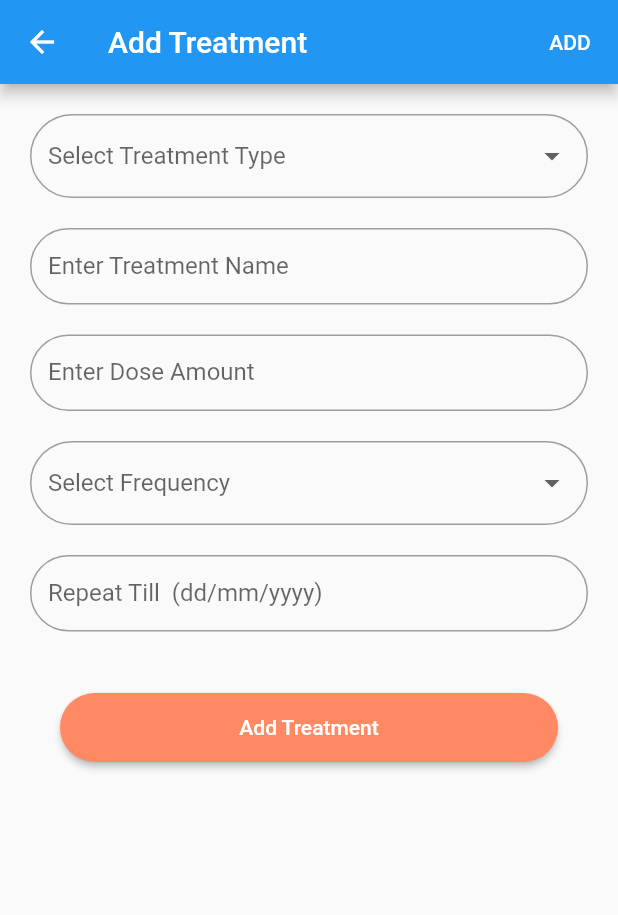
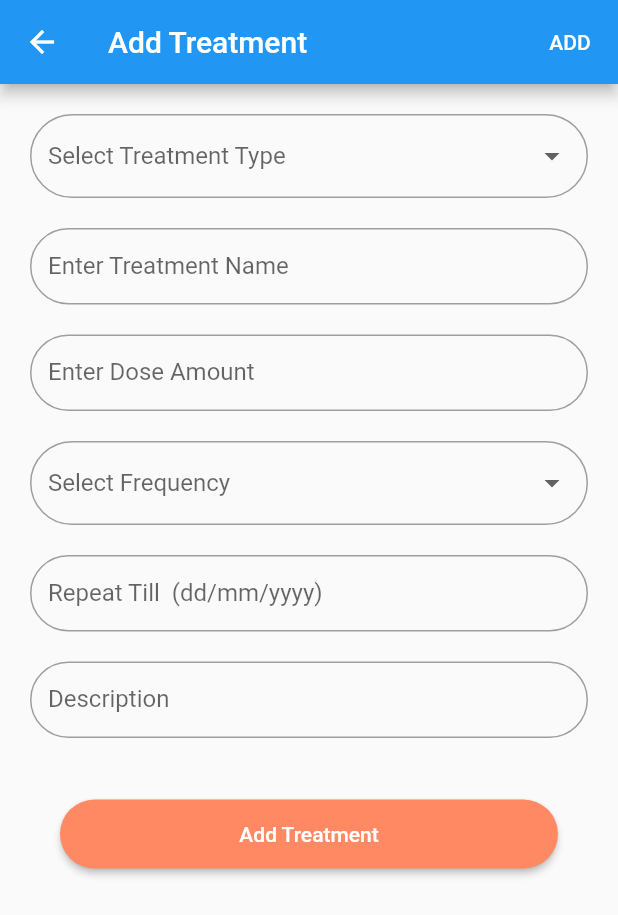
Before and after one commit to gibsonjackson/adherence_doc, a Flutter app: the PatientPage screen opened directly with empty values, after a tap on "Add Treatment", on a phone screen of 412 x 824 dp. Shown: the top 915 px of the screen. Run offline on Flutter 3.47's test engine with Material 2 defaults, Android fonts, the phone set to English and light mode, and no system bars; our stand-ins replace bloc, cloud_firestore, equatable, firebase_auth, firebase_core, flutter_bloc and 3 more; accounts and stored records are empty.

Commit message:
All updated

```diff
--- a/lib/src/features/home/data/models/patient_model.dart
+++ b/lib/src/features/home/data/models/patient_model.dart
@@ -9,6 +9,7 @@ class PatientModel {
   String _phone;
   String _doctor;
   ROLES _role;
+  String _parent;
   List<TreatmentModel> _treatments;
 
   PatientModel({
@@ -16,6 +17,7 @@ class PatientModel {
     String email,
     String phone,
     ROLES role,
+    String parent,
     String doctor,
     List<TreatmentModel> treatments,
   }) {
@@ -23,6 +25,7 @@ class PatientModel {
     this._email = email;
     this._phone = phone;
     this._role = role;
+    this._parent = parent;
     this._doctor = doctor;
     this._treatments = treatments;
   }
@@ -37,6 +40,8 @@ class PatientModel {
   set role(ROLES role) => _role = role;
   String get doctor => _doctor;
   set doctor(String doctor) => _doctor = doctor;
+  set parent(String parent) => _parent = parent;
+  String get parent => _parent;
   List<TreatmentModel> get treatments => _treatments;
   set wallets(List<TreatmentModel> treatments) => _treatments = treatments;
 
@@ -44,6 +49,7 @@ class PatientModel {
     _name = json['name'];
     _email = json['email'];
     _phone = json['phone'];
+    _parent = json['parent'];
     _doctor = json['doctor'] != null ? json['doctor'] : "Not Assigned";
     if (json['treatments'] != null) {
       _treatments = [];
@@ -59,6 +65,7 @@ class PatientModel {
     data['email'] = this._email;
     data['phone'] = this._phone;
     data['designation'] = "";
+    data['parent'] = this._parent;
     data['role'] = Utils().getRole(this._role);
     if (this._treatments != null) {
       data['treatments'] = this._treatments.map((v) => v.toJson()).toList();
@@ -71,6 +78,7 @@ class PatientModel {
     data['name'] = this._name;
     data['email'] = this._email;
     data['phone'] = this._phone;
+    data['parent'] = this._parent;
     data['role'] = Utils().getRole(this._role);
     return data;
   }
--- a/lib/src/features/home/data/models/trewatment_model.dart
+++ b/lib/src/features/home/data/models/trewatment_model.dart
@@ -16,6 +16,7 @@ class TreatmentModel {
   String _doseAmount;
   String _frequency;
   String _repeatTill;
+  String _description;
 
   TreatmentModel({
     @required String treatmentType,
@@ -23,12 +24,14 @@ class TreatmentModel {
     @required String doseAmount,
     @required String frequency,
     String repeatTill,
+    String desc
   }) {
     this._treatmentType = treatmentType;
     this._treatmentName = treatmentName;
     this._doseAmount = doseAmount;
     this._frequency = frequency;
     this._repeatTill = repeatTill;
+    this._description = desc;
   }
 
   String get treatmentType => _treatmentType;
@@ -41,6 +44,8 @@ class TreatmentModel {
   set frequency(String frequency) => _frequency = frequency;
   String get repeatTill => _repeatTill;
   set repeatTill(String repeatTill) => _repeatTill = repeatTill;
+  String get description => _description;
+  set description(String desc) => _description = desc;
 
   TreatmentModel.fromJson(Map<dynamic, dynamic> json) {
     _treatmentType = json['treatmentType'];
@@ -48,6 +53,7 @@ class TreatmentModel {
     _doseAmount = json['doseAmount'];
     _frequency = json['frequency'];
     _repeatTill = json['repeatTill'];
+    _description = json['description'];
   }
 
   Map<String, dynamic> toJson() {
@@ -57,7 +63,7 @@ class TreatmentModel {
     data['doseAmount'] = this._doseAmount;
     data['frequency'] = this._frequency;
     data["repeatTill"] = this._repeatTill;
-
+    data["description"] = this._description;
     return data;
   }
 
--- a/lib/src/features/home/presentation/pages/indi_pages.dart/add_treatment.dart
+++ b/lib/src/features/home/presentation/pages/indi_pages.dart/add_treatment.dart
@@ -44,7 +44,7 @@ class _AddTreatmentPageState extends State<AddTreatmentPage> {
     "Procedure",
   ];
 
-  TextEditingController _nameController, _doseController, _repeatTillController;
+  TextEditingController _nameController, _doseController, _repeatTillController,_descriptionController;
 
   @override
   void initState() {
@@ -57,6 +57,8 @@ class _AddTreatmentPageState extends State<AddTreatmentPage> {
         TextEditingController(text: widget.treatmentModel?.doseAmount);
     _repeatTillController =
         TextEditingController(text: widget.treatmentModel?.repeatTill);
+    _descriptionController = TextEditingController(text: widget.treatmentModel?.description);
+
   }
 
   @override
@@ -70,6 +72,7 @@ class _AddTreatmentPageState extends State<AddTreatmentPage> {
           doseAmount: _doseController.text,
           frequency: _frequencySeletced,
           repeatTill: _repeatTillController.text,
+          desc: _descriptionController.text
         );
         setState(() {
           isLoading = true;
@@ -103,6 +106,7 @@ class _AddTreatmentPageState extends State<AddTreatmentPage> {
           doseAmount: _doseController.text,
           frequency: _frequencySeletced,
           repeatTill: _repeatTillController.text,
+          desc: _descriptionController.text
         );
         setState(() {
           isLoading = true;
@@ -165,6 +169,10 @@ class _AddTreatmentPageState extends State<AddTreatmentPage> {
                   title: "Repeat Till  (dd/mm/yyyy)",
                   isDate: true,
                   controller: _repeatTillController,
+                ),
+                MyFormField(
+                  title: "Description",
+                  controller: _descriptionController,
                 ),
                 MyButton(
                   foo: widget.isEdit ? editTreatment : addTreatment,
--- a/lib/src/features/home/presentation/pages/indi_pages.dart/patients_page.dart
+++ b/lib/src/features/home/presentation/pages/indi_pages.dart/patients_page.dart
@@ -53,6 +53,7 @@ class PatientPage extends StatelessWidget {
           MyTableRow("Email", patientModel.email),
           MyTableRow("Phone", patientModel.phone),
           MyTableRow("Doctor", patientModel.doctor),
+          MyTableRow("Parent", patientModel.parent),
           MyButton(
             foo: addTreatment,
             title: "Add Treatment",
```
